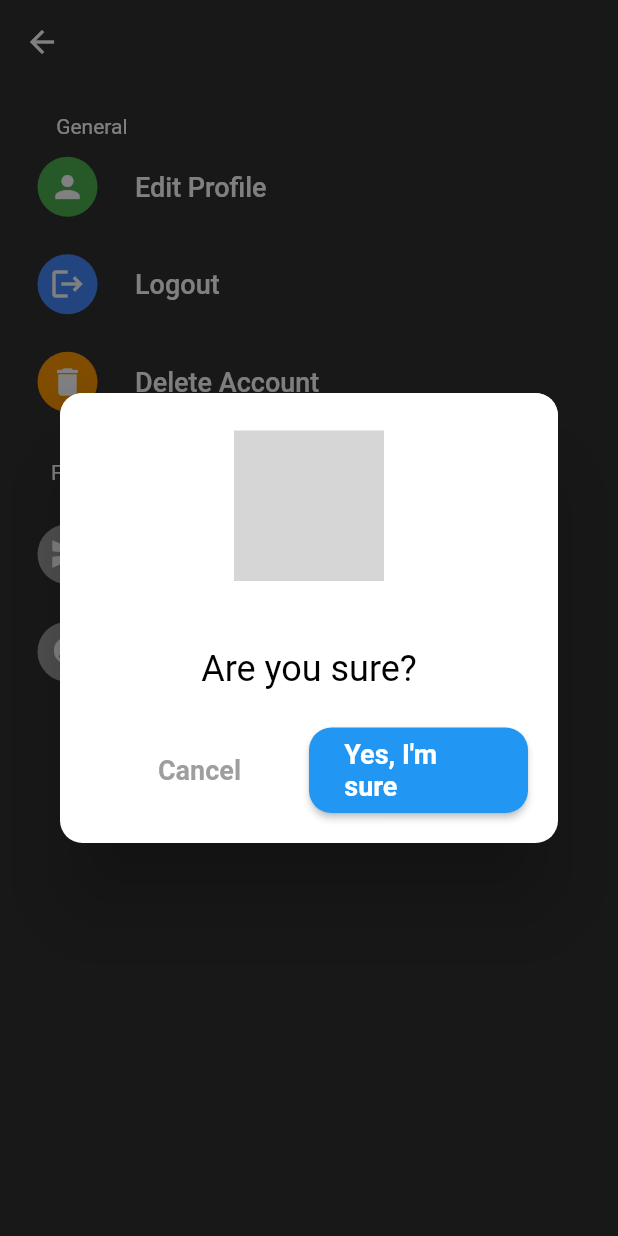
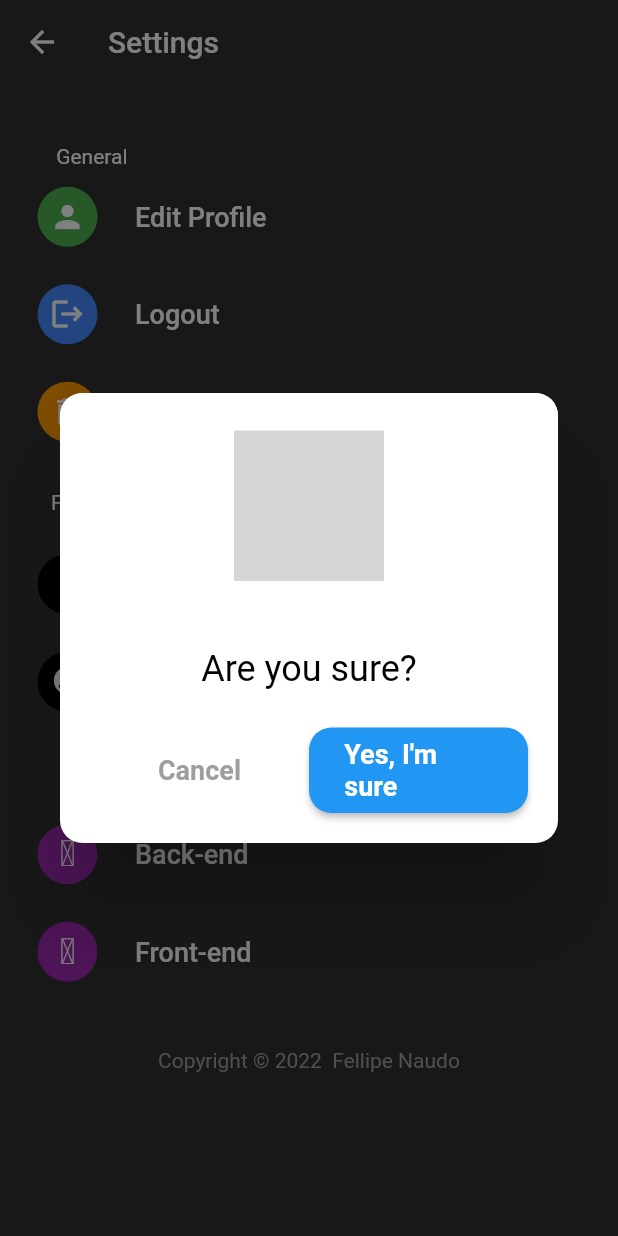
Before and after one commit to naudofp/devnet-frontend, a Flutter app: the SettingsView screen opened by its route, after a tap on "Delete Account", on a phone screen of 412 x 824 dp. Run offline on Flutter 3.47's test engine with Material 2 defaults, Android fonts, the phone set to English and light mode, and no system bars; our stand-ins replace dio, quickalert, shared_preferences; missing offline and left inert: custom_signin_buttons; accounts and stored records are empty; network calls fail; statements that could not run were skipped; grey boxes are pictures that could not be loaded.

Commit message:
Update SettingView

```diff
--- a/lib/app/views/components/copyirght_component.dart
+++ b/lib/app/views/components/copyirght_component.dart
@@ -9,7 +9,7 @@ class CopyrightComponent extends StatelessWidget {
   @override
   Widget build(BuildContext context) {
     return Container(
-      height: 100,
+      height: 80,
       width: 500,
       child: Center(
           child: Text(
--- a/lib/app/views/core/search/search_students_view.dart
+++ b/lib/app/views/core/search/search_students_view.dart
@@ -82,7 +82,7 @@ class SearchStudents extends SearchDelegate<String> {
                                     Text(
                                       snapshot.data!.name ?? '',
                                       style: TextStyle(
-                                          fontSize: 25,
+                                          fontSize: 20,
                                           fontWeight: FontWeight.bold),
                                     ),
                                     SizedBox(
--- a/lib/app/views/core/settings_view.dart
+++ b/lib/app/views/core/settings_view.dart
@@ -1,10 +1,12 @@
+import 'package:custom_signin_buttons/custom_signin_buttons.dart';
 import 'package:flutter/material.dart';
-import 'package:http/http.dart';
 import 'package:quickalert/quickalert.dart';
 import 'package:schooltech/app/controllers/app_controller.dart';
 import 'package:schooltech/app/controllers/student_controller.dart';
 import 'package:schooltech/app/views/components/copyirght_component.dart';
 import 'package:shared_preferences/shared_preferences.dart';
+import 'package:url_launcher/url_launcher.dart';
+import 'package:url_launcher/url_launcher_string.dart';
 
 class SettingsView extends StatefulWidget {
   const SettingsView({super.key});
@@ -32,20 +34,35 @@ class _SettingsViewState extends State<SettingsView> {
   Widget build(BuildContext context) {
     return Scaffold(
       appBar: AppBar(
+        title: Text('Settings'),
         iconTheme: IconThemeData(
             color: AppController.instance.isDark ? Colors.white : Colors.black),
         backgroundColor: Colors.transparent,
         shadowColor: Colors.transparent,
       ),
-      body: Padding(
-        padding:
-            const EdgeInsets.only(top: 20, left: 15, right: 15, bottom: 20),
+      body: SingleChildScrollView(
+        child: Padding(
+          padding: const EdgeInsets.only(top: 20, left: 15, right: 15),
           child: Container(
               width: MediaQuery.of(context).size.width,
-          height: MediaQuery.of(context).size.height,
-          child: Column(
+              child: Column(children: [
+                _general(),
+                _feedback(),
+                _github(),
+                CopyrightComponent()
+              ])),
+        ),
+      ),
+    );
+  }
+
+  Widget _general() {
+    return Column(
       crossAxisAlignment: CrossAxisAlignment.start,
       children: [
+        SizedBox(
+          height: 20,
+        ),
         SizedBox(
             width: 70,
             child: Text(
@@ -68,8 +85,7 @@ class _SettingsViewState extends State<SettingsView> {
           _option(
             title: 'Logout',
             function: () async {
-                    SharedPreferences prefs =
-                        await SharedPreferences.getInstance();
+              SharedPreferences prefs = await SharedPreferences.getInstance();
               prefs.clear();
               Navigator.of(context).pushReplacementNamed('/');
             },
@@ -116,13 +132,11 @@ class _SettingsViewState extends State<SettingsView> {
                               ),
                             ],
                           ),
-                                backgroundColor:
-                                    controller.message!['status'] == 200
+                          backgroundColor: controller.message!['status'] == 200
                               ? Color.fromARGB(255, 103, 180, 15)
                               : Colors.red,
                         );
-                              ScaffoldMessenger.of(context)
-                                  .showSnackBar(snackBar);
+                        ScaffoldMessenger.of(context).showSnackBar(snackBar);
                       }
                     });
               },
@@ -133,6 +147,14 @@ class _SettingsViewState extends State<SettingsView> {
                 color: Colors.white,
               ))
         ])),
+      ],
+    );
+  }
+
+  Widget _feedback() {
+    return Column(
+      crossAxisAlignment: CrossAxisAlignment.start,
+      children: [
         SizedBox(
           height: 20,
         ),
@@ -146,32 +168,73 @@ class _SettingsViewState extends State<SettingsView> {
         Container(
             child: Column(children: <Widget>[
           _option(
-                  title: 'Send Feed',
+            title: 'Send FeedBack',
             function: () {
-                    print('logout');
+              launchUrlString(
+                  "https://wa.me/554797742630?text=Visitei%20seu%20projeto%20DevNet,%20Parabéns!!");
             },
-                  backgroundColorButton: Colors.grey,
+            backgroundColorButton: Colors.black,
             icon: Icon(
-                    Icons.send,
+              Icons.whatsapp,
               color: Colors.white,
             ),
           ),
           _option(
               function: () {
-                      print('remove');
+                launchUrlString(
+                    'https://www.linkedin.com/in/naudo-fellipe-3b19a7194/');
               },
               title: 'Profile Author',
-                    backgroundColorButton: Colors.grey,
+              backgroundColorButton: Colors.black,
               icon: Icon(
                 Icons.person_pin,
                 color: Colors.white,
               )),
-                CopyrightComponent()
         ])),
       ],
+    );
+  }
+
+  Widget _github() {
+    return Column(
+      crossAxisAlignment: CrossAxisAlignment.start,
+      children: [
+        SizedBox(
+          height: 20,
+        ),
+        SizedBox(
+            width: 80,
+            height: 30,
+            child: Text(
+              'GitHub',
+              textAlign: TextAlign.end,
+            )),
+        Container(
+            child: Column(children: <Widget>[
+          _option(
+            title: 'Back-end',
+            function: () {
+              launch("https://github.com/naudofp/devnet-backend");
+            },
+            backgroundColorButton: Colors.purple,
+            icon: Icon(
+              FontAwesomeIcons.github,
+              color: Colors.white,
             ),
           ),
+          _option(
+            title: 'Front-end',
+            function: () {
+              launch("https://github.com/naudofp/devnet-frontend");
+            },
+            backgroundColorButton: Colors.purple,
+            icon: Icon(
+              FontAwesomeIcons.github,
+              color: Colors.white,
             ),
+          )
+        ])),
+      ],
     );
   }
 
--- a/lib/app/views/student/home_page_view.dart
+++ b/lib/app/views/student/home_page_view.dart
@@ -18,7 +18,7 @@ class HomePageStudentView extends StatelessWidget {
         child: Container(
           child: Padding(
             padding:
-                const EdgeInsets.only(top: 50, left: 25, right: 25, bottom: 30),
+                const EdgeInsets.only(top: 20, left: 25, right: 25, bottom: 10),
             child: Column(
               children: [
                 Container(
@@ -103,7 +103,7 @@ class _CardScoreState extends State<CardScore> {
                               Text(
                                 snapshot.data!.name ?? '',
                                 style: TextStyle(
-                                    fontSize: 25, fontWeight: FontWeight.bold),
+                                    fontSize: 20, fontWeight: FontWeight.bold),
                               ),
                               SizedBox(
                                 height: 10,
--- a/pubspec.yaml
+++ b/pubspec.yaml
@@ -16,12 +16,13 @@ dependencies:
   dio: ^4.0.6
   quickalert: ^1.0.0
   flutter_settings_screens: ^0.2.2
+  url_launcher: ^6.1.7
+  iconsax: ^0.0.8
 
 dev_dependencies:
   flutter_test:
     sdk: flutter
   flutter_lints: ^2.0.0
-  footer: ^0.0.4
 
 flutter:
   uses-material-design: true
```
Also changed, not shown: pubspec.lock, 5 other files. Lines whose indentation alone changed are shown as unchanged.
